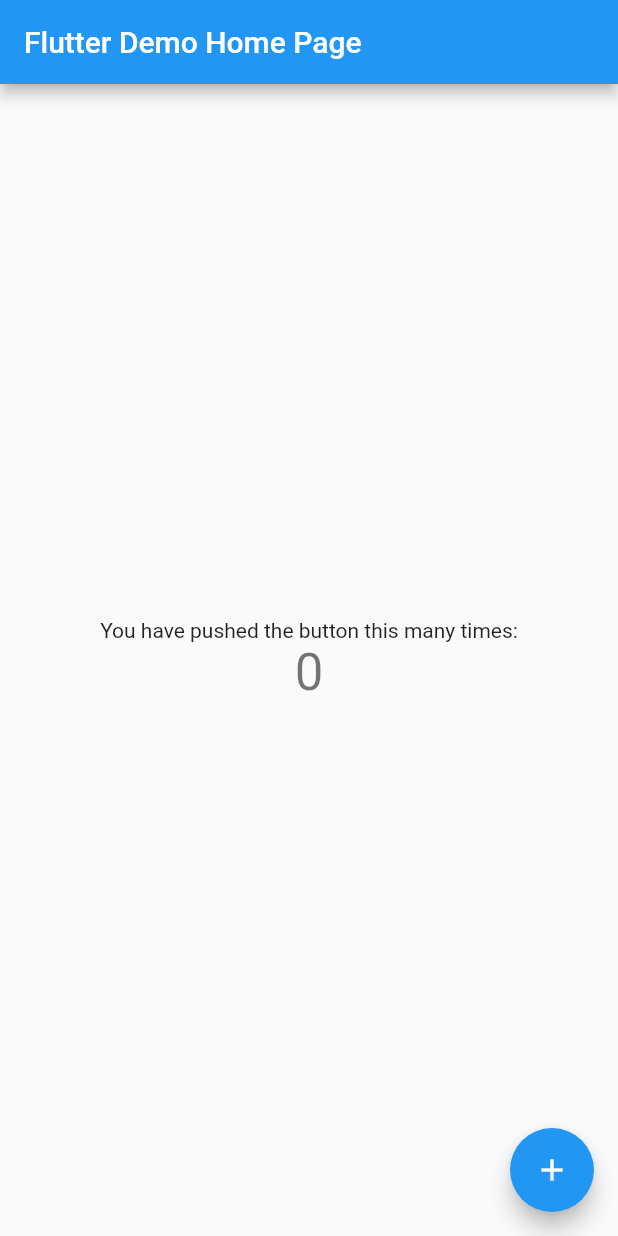
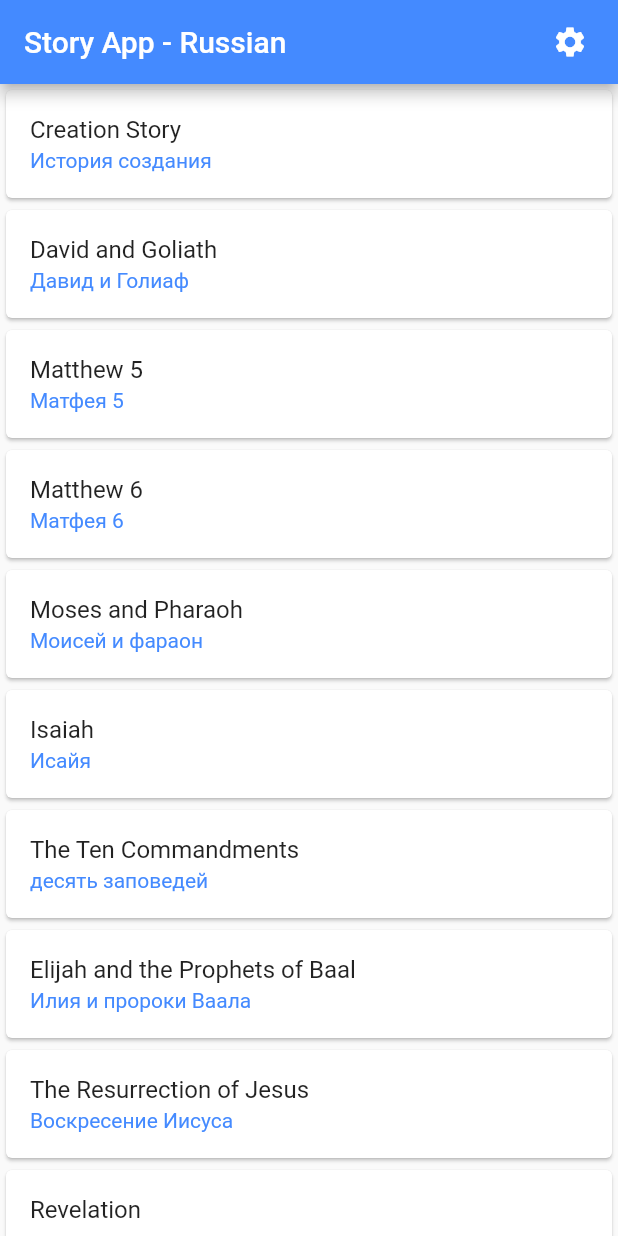
Before and after one commit to paurakhsharma/story_crafting_app, a Flutter app: the screen it shows after launch, on a phone screen of 412 x 824 dp. Run offline on Flutter 3.47's test engine with Material 2 defaults, Android fonts, the light colour scheme and no system bars.

Commit message:
Add basic UI with test data.

```diff
--- a/lib/main.dart
+++ b/lib/main.dart
@@ -1,111 +1,18 @@
 import 'package:flutter/material.dart';
+import 'package:story_crafting_app/screens/story_list_screen.dart';
 
 void main() => runApp(MyApp());
 
 class MyApp extends StatelessWidget {
-  // This widget is the root of your application.
   @override
   Widget build(BuildContext context) {
     return MaterialApp(
       title: 'Flutter Demo',
       theme: ThemeData(
-        // This is the theme of your application.
-        //
-        // Try running your application with "flutter run". You'll see the
-        // application has a blue toolbar. Then, without quitting the app, try
-        // changing the primarySwatch below to Colors.green and then invoke
-        // "hot reload" (press "r" in the console where you ran "flutter run",
-        // or simply save your changes to "hot reload" in a Flutter IDE).
-        // Notice that the counter didn't reset back to zero; the application
-        // is not restarted.
-        primarySwatch: Colors.blue,
+        primaryColor: Colors.blueAccent[200],
+        accentColor: Colors.blueAccent,
       ),
-      home: MyHomePage(title: 'Flutter Demo Home Page'),
+      home: StoryListScreen(),
     );
   }
 }
-
-class MyHomePage extends StatefulWidget {
-  MyHomePage({Key key, this.title}) : super(key: key);
-
-  // This widget is the home page of your application. It is stateful, meaning
-  // that it has a State object (defined below) that contains fields that affect
-  // how it looks.
-
-  // This class is the configuration for the state. It holds the values (in this
-  // case the title) provided by the parent (in this case the App widget) and
-  // used by the build method of the State. Fields in a Widget subclass are
-  // always marked "final".
-
-  final String title;
-
-  @override
-  _MyHomePageState createState() => _MyHomePageState();
-}
-
-class _MyHomePageState extends State<MyHomePage> {
-  int _counter = 0;
-
-  void _incrementCounter() {
-    setState(() {
-      // This call to setState tells the Flutter framework that something has
-      // changed in this State, which causes it to rerun the build method below
-      // so that the display can reflect the updated values. If we changed
-      // _counter without calling setState(), then the build method would not be
-      // called again, and so nothing would appear to happen.
-      _counter++;
-    });
-  }
-
-  @override
-  Widget build(BuildContext context) {
-    // This method is rerun every time setState is called, for instance as done
-    // by the _incrementCounter method above.
-    //
-    // The Flutter framework has been optimized to make rerunning build methods
-    // fast, so that you can just rebuild anything that needs updating rather
-    // than having to individually change instances of widgets.
-    return Scaffold(
-      appBar: AppBar(
-        // Here we take the value from the MyHomePage object that was created by
-        // the App.build method, and use it to set our appbar title.
-        title: Text(widget.title),
-      ),
-      body: Center(
-        // Center is a layout widget. It takes a single child and positions it
-        // in the middle of the parent.
-        child: Column(
-          // Column is also a layout widget. It takes a list of children and
-          // arranges them vertically. By default, it sizes itself to fit its
-          // children horizontally, and tries to be as tall as its parent.
-          //
-          // Invoke "debug painting" (press "p" in the console, choose the
-          // "Toggle Debug Paint" action from the Flutter Inspector in Android
-          // Studio, or the "Toggle Debug Paint" command in Visual Studio Code)
-          // to see the wireframe for each widget.
-          //
-          // Column has various properties to control how it sizes itself and
-          // how it positions its children. Here we use mainAxisAlignment to
-          // center the children vertically; the main axis here is the vertical
-          // axis because Columns are vertical (the cross axis would be
-          // horizontal).
-          mainAxisAlignment: MainAxisAlignment.center,
-          children: <Widget>[
-            Text(
-              'You have pushed the button this many times:',
-            ),
-            Text(
-              '$_counter',
-              style: Theme.of(context).textTheme.display1,
-            ),
-          ],
-        ),
-      ),
-      floatingActionButton: FloatingActionButton(
-        onPressed: _incrementCounter,
-        tooltip: 'Increment',
-        child: Icon(Icons.add),
-      ), // This trailing comma makes auto-formatting nicer for build methods.
-    );
-  }
-}
--- /dev/null
+++ b/lib/models/story.dart
@@ -0,0 +1,7 @@
+class Story {
+  String nameInEnglish;
+  String nameInLanguage;
+  String languageName;
+
+  Story(this.nameInEnglish, this.nameInLanguage, this.languageName);
+}
--- /dev/null
+++ b/lib/sample_data/stories.dart
@@ -0,0 +1,14 @@
+import 'package:story_crafting_app/models/story.dart';
+
+final stories = [
+  Story("Creation Story", "История создания", "Russian"),
+  Story("David and Goliath", "Давид и Голиаф", "Russian"),
+  Story("Matthew 5", "Матфея 5", "Russian"),
+  Story("Matthew 6", "Матфея 6", "Russian"),
+  Story("Moses and Pharaoh", "Моисей и фараон", "Russian"),
+  Story("Isaiah", "Исайя", "Russian"),
+  Story("The Ten Commandments", "десять заповедей", "Russian"),
+  Story("Elijah and the Prophets of Baal", "Илия и пророки Ваала", "Russian"),
+  Story("The Resurrection of Jesus", "Воскресение Иисуса", "Russian"),
+  Story("Revelation", "открытие", "Russian"),
+];
--- /dev/null
+++ b/lib/screens/story_list_screen.dart
@@ -0,0 +1,52 @@
+import 'package:flutter/material.dart';
+import 'package:story_crafting_app/sample_data/stories.dart';
+import 'package:story_crafting_app/screens/story_steps_screen.dart';
+
+class StoryListScreen extends StatelessWidget {
+  @override
+  Widget build(BuildContext context) {
+    return Scaffold(
+      appBar: AppBar(
+        title: Text(
+          "Story App - Russian",
+          key: Key('appbartext'),
+        ),
+        actions: [
+          Padding(
+            padding: const EdgeInsets.only(right: 20.0),
+            child: GestureDetector(
+              onTap: () {
+                print("Settings Clicked");
+              },
+              child: Icon(Icons.settings),
+            ),
+          ),
+        ],
+      ),
+      body: ListView.builder(
+        itemCount: stories.length,
+        itemBuilder: (BuildContext context, int index) {
+          var story = stories[index];
+
+          return Card(
+            child: ListTile(
+              key: Key('$index-storytile'),
+              title: Text(story.nameInEnglish),
+              subtitle: Text(
+                story.nameInLanguage,
+                style: TextStyle(color: Theme.of(context).accentColor),
+              ),
+              onTap: () {
+                Navigator.push(
+                  context,
+                  MaterialPageRoute(
+                      builder: (context) => StoryStepsScreen(story: story)),
+                );
+              },
+            ),
+          );
+        },
+      ),
+    );
+  }
+}
```
Also changed, not shown: lib/screens/listen_screen.dart (added, +69 -0 lines), lib/screens/questions_screen.dart (added, +76 -0 lines), lib/screens/record_screen.dart (added, +24 -0 lines), lib/screens/story_steps_screen.dart (added, +98 -0 lines), lib/screens/submit_screen.dart (added, +23 -0 lines), lib/widgets/step_widget.dart (added, +54 -0 lines).
